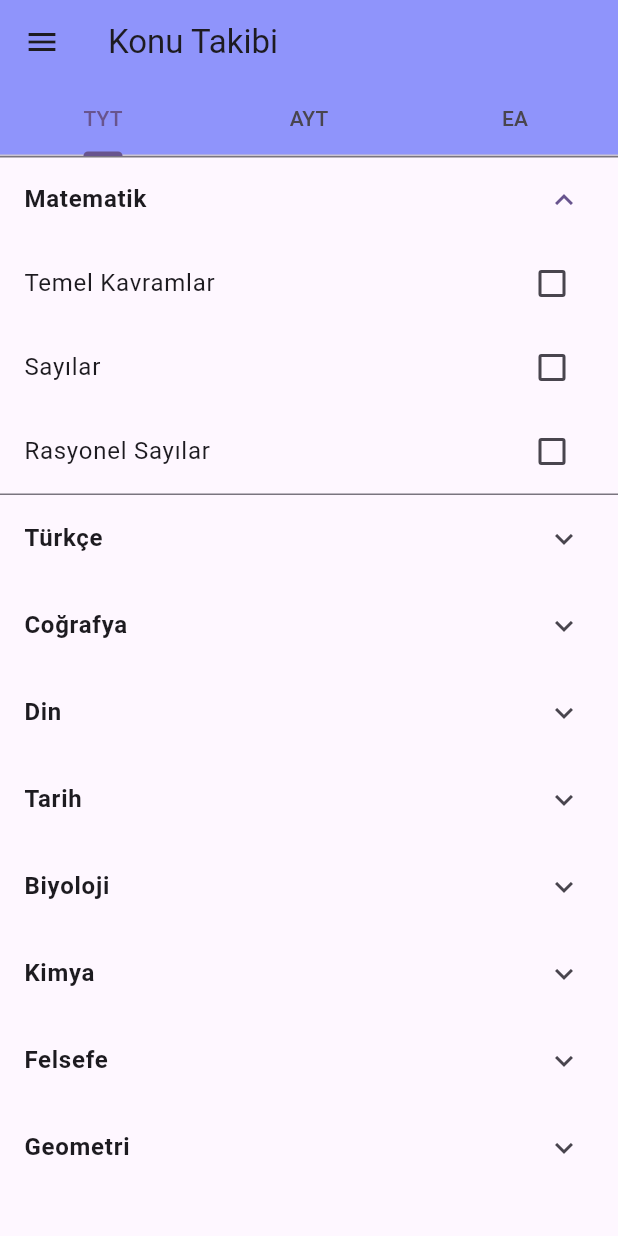
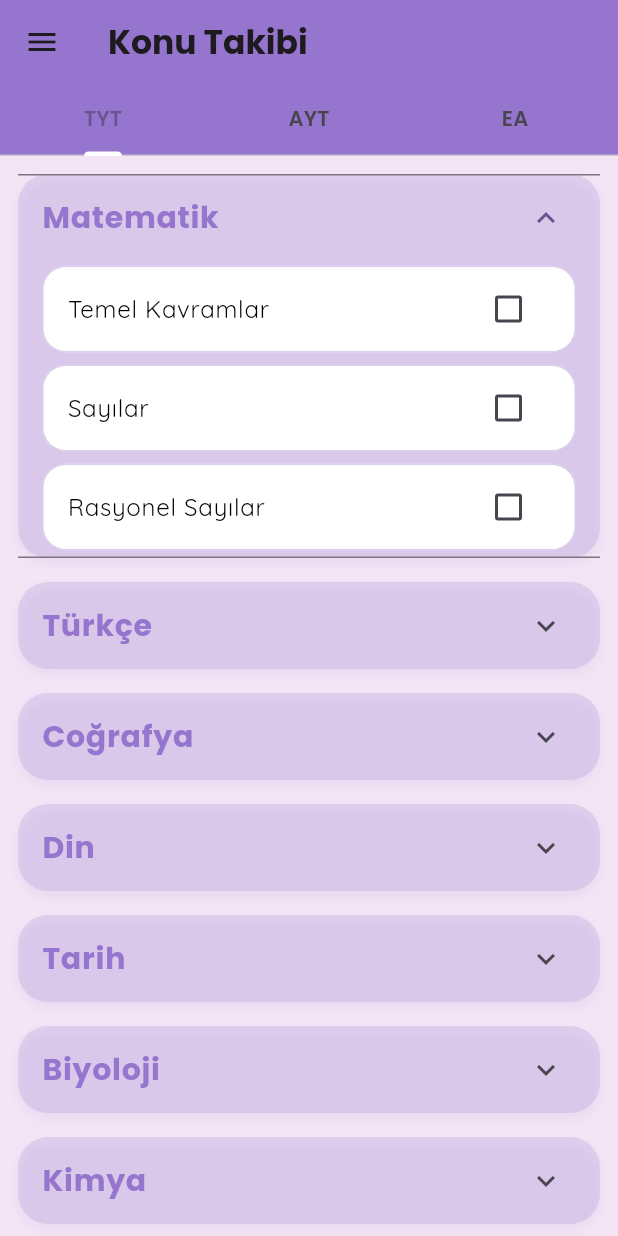
Before and after one commit to tutisnn/Yks_Deneme_takip, a Flutter app: the ChecklistPage screen opened by its route, after a tap on "Matematik", on a phone screen of 412 x 824 dp. Run offline on Flutter 3.47's test engine with Material 3 defaults, Android fonts, the phone set to English and light mode, and no system bars; our stand-ins replace animate_do, google_fonts, pie_chart, shared_preferences; accounts and stored records are empty; project files that could hold a hidden picture were left out.

Commit message:
tasarımlar

```diff
--- a/yks_deneme_takip2/lib/DenemeHesaplama.dart
+++ b/yks_deneme_takip2/lib/DenemeHesaplama.dart
@@ -165,8 +165,8 @@ class DenemehesaplamaState extends State<Denemehesaplama> {
   @override
   Widget build(BuildContext context) {
     return Scaffold(backgroundColor:  const Color(0xFFF5F5F5),
-     drawer: MenuDrawer(),
-     appBar: AppBar(title: Text("Deneme Sınavı Hesaplama")),
+      drawer: MenuDrawer(),
+      appBar: AppBar(title: Text("Deneme Sınavı Hesaplama")),
       body: Padding(
         padding: EdgeInsets.all(16.0),
         child: Column(
--- a/yks_deneme_takip2/lib/GecmisSinavlar.dart
+++ b/yks_deneme_takip2/lib/GecmisSinavlar.dart
@@ -2,6 +2,8 @@ import 'package:flutter/material.dart';
 import 'package:shared_preferences/shared_preferences.dart';
 import 'package:pie_chart/pie_chart.dart';
 import 'package:yks_deneme_takip2/drawer.dart';
+
+const Color lilacLight = Color(0xFFF3E5F5);
 
 class GecmisSinavlar extends StatefulWidget {
   const GecmisSinavlar({super.key});
@@ -41,7 +43,7 @@ class GecmisSinavlarState extends State<GecmisSinavlar> {
   @override
   Widget build(BuildContext context) {
     return Scaffold(
-      backgroundColor: const Color(0xFFF5F5F5),
+      backgroundColor: lilacLight,
       drawer: MenuDrawer(),
       appBar: AppBar(
         title: const Text("Çözülen Sınavlar"),
@@ -68,7 +70,7 @@ class GecmisSinavlarState extends State<GecmisSinavlar> {
                 padding: const EdgeInsets.symmetric(vertical: 8),
                 child: Container(
                   decoration: BoxDecoration(
-                    color: Colors.white, // Kartın arka planı
+                    color: Colors.white,
                     borderRadius: BorderRadius.circular(16),
                     boxShadow: [
                       BoxShadow(
@@ -134,7 +136,12 @@ class GecmisSinavlarState extends State<GecmisSinavlar> {
                             showLegends: false,
                           ),
                           chartValuesOptions: const ChartValuesOptions(
-                            showChartValues: false,
+                            showChartValues: true,
+                            showChartValuesInPercentage: false,
+                            chartValueStyle: TextStyle(
+                              color: Colors.black,
+                              fontWeight: FontWeight.bold,
+                            ),
                           ),
                         ),
                       ),
--- a/yks_deneme_takip2/lib/HomeScreen.dart
+++ b/yks_deneme_takip2/lib/HomeScreen.dart
@@ -1,7 +1,11 @@
 import 'package:flutter/material.dart';
 import 'dart:async';
 import 'HomeScreen.dart';
-import 'package:yks_deneme_takip2/drawer.dart'; // Timer için gerekli
+import 'package:yks_deneme_takip2/drawer.dart';
+import 'package:google_fonts/google_fonts.dart';
+
+const Color primaryLilac = Color(0xFFD1C4E9);
+const Color accentLilac = Color(0xFF9575CD);
 
 class AnaSayfa extends StatefulWidget {
   const AnaSayfa({super.key});
@@ -22,7 +26,6 @@ class _AnaSayfaState extends State<AnaSayfa> {
     examDate = DateTime(2025, 6, 15);
     updateRemainingTime();
 
-    // Timer'ı her saniye bir güncelleyerek kalan süreyi doğru şekilde hesapla
     _timer = Timer.periodic(Duration(seconds: 1), (timer) {
       setState(() {
         updateRemainingTime();
@@ -32,11 +35,10 @@ class _AnaSayfaState extends State<AnaSayfa> {
 
   @override
   void dispose() {
-    _timer.cancel(); // Sayfa kapatıldığında timer'ı durdur
+    _timer.cancel();
     super.dispose();
   }
 
-  // Kalan süreyi hesaplamak
   void updateRemainingTime() {
     final now = DateTime.now();
     remainingTime = examDate.difference(now);
@@ -53,7 +55,7 @@ class _AnaSayfaState extends State<AnaSayfa> {
       drawer: MenuDrawer(),
       appBar: AppBar(
         title: Text('HomeScreen'),
-        backgroundColor: Color.fromRGBO(242, 242, 242, 1),
+        backgroundColor: accentLilac,
       ),
       backgroundColor: Color.fromRGBO(242, 242, 242, 1),
       body: SafeArea(
@@ -64,30 +66,26 @@ class _AnaSayfaState extends State<AnaSayfa> {
               crossAxisAlignment: CrossAxisAlignment.start,
               children: [
                 SizedBox(height: 50),
-
-                // Kalan süreyi güncellenmiş şekilde göster
                 Column(
                   crossAxisAlignment: CrossAxisAlignment.start,
                   children: [
                     Text(
                       "Denemeden Gerçek Başarıya",
-                      style: TextStyle(
+                      style: GoogleFonts.poppins(
+                        fontSize: 32,
                         fontWeight: FontWeight.bold,
-                        color: Color.fromRGBO(115, 120, 119, 1),
-                        fontSize: 42,
-                        height: 1.2,
+                        color: accentLilac,
                       ),
                     ),
                     Text(
                       "YKS Netlerini Hesapla\nBaşarıyı Planla!",
-                      style: TextStyle(
+                      style: GoogleFonts.quicksand(
+                        fontSize: 32,
                         fontWeight: FontWeight.bold,
-                        fontSize: 42,
-                        height: 1.2,
+                        color: Colors.deepPurple,
                       ),
                     ),
                     SizedBox(height: 24),
-
                     Container(
                       height: 280,
                       child: Row(
@@ -99,14 +97,14 @@ class _AnaSayfaState extends State<AnaSayfa> {
                                   "AnaSayfa",
                                   "\n",
                                   Icons.home,
-                                  '/', // Route name
+                                  '/',
                                 ),
                                 SizedBox(height: 8),
                                 buildMenuItem(
                                   "Deneme Sınavı Hesapla",
                                   "Toplan netini hangi dersten ne kadar net yapıldığını öğren",
                                   Icons.calculate,
-                                  '/denemehesapla', // Route name
+                                  '/denemehesapla',
                                 ),
                               ],
                             ),
@@ -119,14 +117,14 @@ class _AnaSayfaState extends State<AnaSayfa> {
                                   "Geçmiş Denemeler",
                                   "Geçmiş Denemelerini inceleme şansı bul",
                                   Icons.history,
-                                  '/gecmisSinavlariGor', // Route name
+                                  '/gecmisSinavlariGor',
                                 ),
                                 SizedBox(height: 8),
                                 buildMenuItem(
                                   "Konu Takip",
                                   "Hangi dersten hangi konuları bitirdiğine bak",
                                   Icons.book,
-                                  '/KonuTakip', // Route name
+                                  '/KonuTakip',
                                 ),
                               ],
                             ),
@@ -139,13 +137,13 @@ class _AnaSayfaState extends State<AnaSayfa> {
                       padding: EdgeInsets.all(24),
                       margin: EdgeInsets.symmetric(vertical: 16),
                       decoration: BoxDecoration(
-                        color: Colors.white,
+                        color: primaryLilac,
                         borderRadius: BorderRadius.circular(24),
                         boxShadow: [
                           BoxShadow(
-                            color: Colors.black12,
+                            color: accentLilac.withOpacity(0.2),
                             blurRadius: 10,
-                            offset: Offset(0, 4), // Yatay ve dikey gölge
+                            offset: Offset(0, 4),
                           ),
                         ],
                       ),
@@ -176,7 +174,7 @@ class _AnaSayfaState extends State<AnaSayfa> {
                             style: TextStyle(
                               fontSize: 28,
                               fontWeight: FontWeight.bold,
-                              color: Colors.black, // Zengin bir renk tonu
+                              color: accentLilac,
                             ),
                           ),
                         ],
@@ -192,6 +190,7 @@ class _AnaSayfaState extends State<AnaSayfa> {
     );
   }
 
+
   Widget buildMenuItem(String title, String subtitle, IconData icon, String routeName) {
     return InkWell(
       onTap: () {
@@ -199,29 +198,46 @@ class _AnaSayfaState extends State<AnaSayfa> {
         Navigator.pushNamed(context, routeName);
       },
       child: Container(
+        width: double.infinity,
+        height: 120,
         decoration: BoxDecoration(
-          color: Colors.white,
-          borderRadius: BorderRadius.circular(16),
+          color: primaryLilac,
+          borderRadius: BorderRadius.circular(32),
+          boxShadow: [
+            BoxShadow(
+              color: accentLilac.withOpacity(0.25),
+              blurRadius: 12,
+              offset: Offset(0, 6),
             ),
-        width: double.infinity,
-        padding: EdgeInsets.all(16),
+          ],
+        ),
+        padding: EdgeInsets.all(12),
+        child: Center(
           child: Column(
-          crossAxisAlignment: CrossAxisAlignment.start,
             mainAxisAlignment: MainAxisAlignment.center,
             children: [
-            Icon(icon),
-            SizedBox(height: 12),
+              Icon(icon, size: 32, color: Colors.deepPurple),
+              SizedBox(height: 10),
               Text(
                 title,
-              style: TextStyle(
-                fontSize: 18,
+                style: GoogleFonts.poppins(
+                  fontSize: 16,
                   fontWeight: FontWeight.bold,
+                  color: Colors.black87,
                 ),
+                textAlign: TextAlign.center,
               ),
+              if (subtitle.trim().isNotEmpty)
                 Text(
                   subtitle,
+                  style: GoogleFonts.poppins(
+                    fontSize: 12,
+                    color: Colors.black54,
+                  ),
+                  textAlign: TextAlign.center,
                 ),
             ],
+          ),
         ),
       ),
     );
--- a/yks_deneme_takip2/lib/KonuTakip.dart
+++ b/yks_deneme_takip2/lib/KonuTakip.dart
@@ -1,5 +1,10 @@
 import 'package:flutter/material.dart';
 import 'drawer.dart';
+import 'package:google_fonts/google_fonts.dart';
+
+const Color lilacBackground = Color(0xFFF3E5F5);
+const Color lilacAccent = Color(0xFFB39DDB);
+const Color lilacDeep = Color(0xFF9575CD);
 
 class ChecklistPage extends StatefulWidget {
   const ChecklistPage({super.key});
@@ -59,21 +64,65 @@ class _ChecklistPageState extends State<ChecklistPage> with TickerProviderStateM
   }
 
   Widget buildChecklist(Map<String, List<String>> topics) {
-    return ListView(
+    return Container(
+      color: lilacBackground,
+      child: ListView(
+        padding: EdgeInsets.all(12),
         children: topics.entries.map((entry) {
           String category = entry.key;
-        return ExpansionTile(
-          title: Text(category, style: const TextStyle(fontWeight: FontWeight.bold)),
+          return Container(
+            margin: EdgeInsets.only(bottom: 16),
+            decoration: BoxDecoration(
+              color: lilacAccent.withOpacity(0.3),
+              borderRadius: BorderRadius.circular(20),
+              boxShadow: [
+                BoxShadow(
+                  color: lilacDeep.withOpacity(0.1),
+                  blurRadius: 6,
+                  offset: Offset(0, 4),
+                ),
+              ],
+            ),
+            child: ExpansionTile(
+              collapsedBackgroundColor: Colors.transparent,
+              backgroundColor: Colors.transparent,
+              title: Text(
+                category,
+                style: GoogleFonts.poppins(
+                  fontWeight: FontWeight.bold,
+                  fontSize: 20,
+                  color: lilacDeep,
+                ),
+              ),
               children: entry.value.map((topic) {
                 bool isChecked = completedTopics[category]?.contains(topic) ?? false;
-            return CheckboxListTile(
-              title: Text(topic),
+                return Padding(
+                  padding: const EdgeInsets.symmetric(horizontal: 16, vertical: 4),
+                  child: Container(
+                    decoration: BoxDecoration(
+                      color: Colors.white,
+                      borderRadius: BorderRadius.circular(16),
+                      border: Border.all(color: lilacAccent.withOpacity(0.5)),
+                    ),
+                    child: CheckboxListTile(
+                      activeColor: lilacDeep,
+                      title: Text(
+                        topic,
+                        style: GoogleFonts.quicksand(
+                          decoration: isChecked ? TextDecoration.lineThrough : null,
+                          color: isChecked ? Colors.grey : Colors.black,
+                        ),
+                      ),
                       value: isChecked,
                       onChanged: (_) => toggleTopic(category, topic),
+                    ),
+                  ),
                 );
               }).toList(),
+            ),
           );
         }).toList(),
+      ),
     );
   }
 
@@ -82,11 +131,17 @@ class _ChecklistPageState extends State<ChecklistPage> with TickerProviderStateM
     return DefaultTabController(
       length: 3,
       child: Scaffold(
+        backgroundColor: lilacBackground,
         appBar: AppBar(
-          title: const Text("Konu Takibi"),
-          backgroundColor: const Color.fromRGBO(143, 148, 251, 1),
+          title: Text(
+            "Konu Takibi",
+            style: GoogleFonts.poppins(fontWeight: FontWeight.bold),
+          ),
+          backgroundColor: lilacDeep,
           bottom: TabBar(
             controller: _tabController,
+            labelStyle: GoogleFonts.poppins(fontWeight: FontWeight.w600),
+            indicatorColor: Colors.white,
             tabs: const [
               Tab(text: "TYT"),
               Tab(text: "AYT"),
```
Also changed, not shown: yks_deneme_takip2/pubspec.yaml (+5 -4 lines), yks_deneme_takip2/assets/fonts/BungeeSpice-Regular.ttf (added), yks_deneme_takip2/pubspec.lock, 1 other file. Lines whose indentation alone changed are shown as unchanged.
